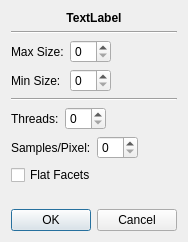
Old version of the form src/gui/dialogs/painter_nd.ui in the repository cppd/math.
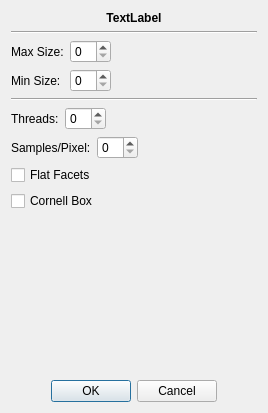
New version of the form.

Commit message: cornell box option

The edit to the form file:
```diff
--- a/src/gui/dialogs/painter_nd.ui
+++ b/src/gui/dialogs/painter_nd.ui
@@ -6,8 +6,8 @@
    <rect>
     <x>0</x>
     <y>0</y>
-    <width>184</width>
-    <height>242</height>
+    <width>268</width>
+    <height>413</height>
    </rect>
   </property>
   <property name="windowTitle">
@@ -146,6 +146,13 @@
      </property>
     </widget>
    </item>
+   <item>
+    <widget class="QCheckBox" name="checkBox_cornell_box">
+     <property name="text">
+      <string>Cornell Box</string>
+     </property>
+    </widget>
+   </item>
    <item>
     <spacer name="verticalSpacer">
      <property name="orientation">
```
The commit also changes 4 other files.
